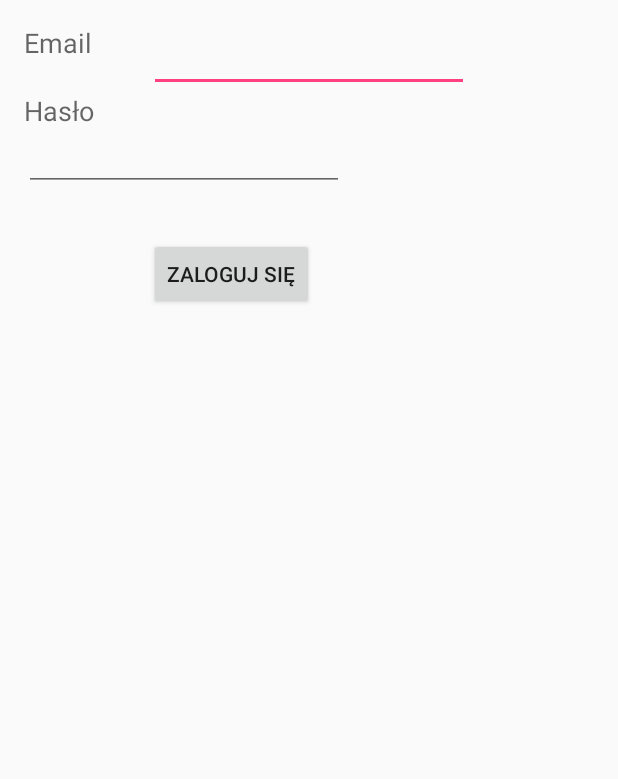
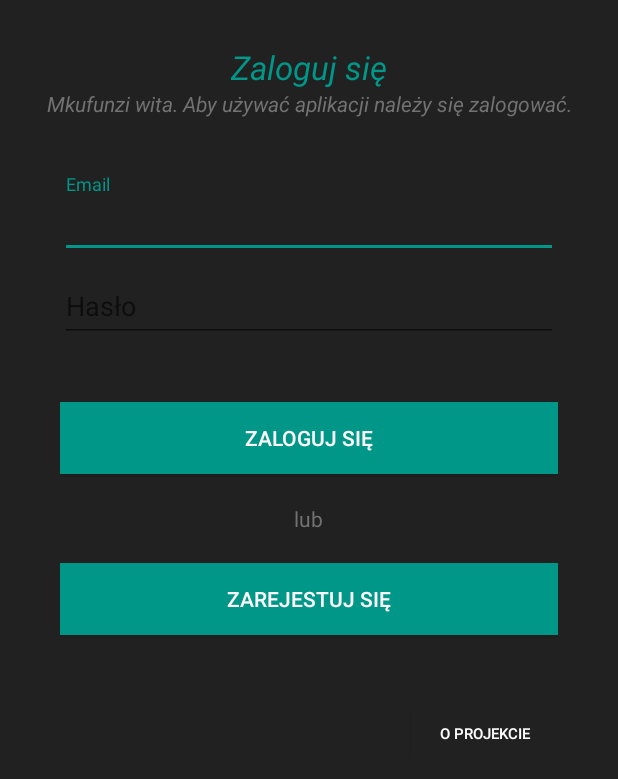
Before and after one commit to impresyjna/mkufunzi-android, an Android app: the screen it shows after launch (Login), after a tap on "ZALOGUJ SIĘ", on a phone screen of 412 x 824 dp. Shown: the top 779 px of the screen. Run offline under Robolectric (Android 15) with nearby library versions, the phone set to English and light mode, and no system bars; libraries missing offline, so code that uses them is left out: com.activeandroid, com.activeandroid.query; 1 statement that could not run was skipped.

Commit message:
New login view

```diff
--- a/app/src/main/java/pl/com/inzynierka/mkufunzi/controllers/views_controllers/Login.java
+++ b/app/src/main/java/pl/com/inzynierka/mkufunzi/controllers/views_controllers/Login.java
@@ -1,7 +1,9 @@
 package pl.com.inzynierka.mkufunzi.controllers.views_controllers;
 
+import android.content.Intent;
 import android.os.Bundle;
 import android.support.v7.app.AppCompatActivity;
+import android.util.Log;
 import android.view.Menu;
 import android.view.MenuItem;
 import android.view.View;
@@ -63,6 +65,20 @@ public class Login extends AppCompatActivity {
         }
     }
 
+    public void showAbout(View view)
+    {
+        Log.i("About", "Opening about page activity ");
+        Intent intent = new Intent(this, About.class);
+        this.startActivity(intent);
+    }
+
+    public void showRegister(View view)
+    {
+        Log.i("Register", "Opening register page activity");
+        Intent intent = new Intent(this, Register.class);
+        this.startActivity(intent);
+    }
+
     /**
      * method is used for checking valid email id format.
      *
@@ -82,4 +98,6 @@ public class Login extends AppCompatActivity {
         }
         return isValid;
     }
+
+
 }
--- a/app/src/main/java/pl/com/inzynierka/mkufunzi/controllers/views_controllers/MainActivity.java
+++ b/app/src/main/java/pl/com/inzynierka/mkufunzi/controllers/views_controllers/MainActivity.java
@@ -33,7 +33,7 @@ public class MainActivity extends AppCompatActivity
                 .executeSingle();
         /** Check if there is any logged user */
         if (user == null) {
-            Intent intent = new Intent(this, WelcomePage.class);
+            Intent intent = new Intent(this, Login.class);
             this.startActivity(intent);
             this.finish();
         } else {
--- a/app/src/main/java/pl/com/inzynierka/mkufunzi/controllers/views_controllers/NavigationAndOptionsController.java
+++ b/app/src/main/java/pl/com/inzynierka/mkufunzi/controllers/views_controllers/NavigationAndOptionsController.java
@@ -62,7 +62,7 @@ public class NavigationAndOptionsController {
      */
     public void logOut(Activity activity){
         new UsersController().clearUsers();
-        Intent intent = new Intent(activity, WelcomePage.class);
+        Intent intent = new Intent(activity, Login.class);
         activity.startActivity(intent);
         activity.finish();
     }
--- a/app/src/main/java/pl/com/inzynierka/mkufunzi/controllers/views_controllers/WelcomePage.java
+++ /dev/null
@@ -1,74 +0,0 @@
-package pl.com.inzynierka.mkufunzi.controllers.views_controllers;
-
-import android.content.Intent;
-import android.os.Bundle;
-import android.support.v7.app.AppCompatActivity;
-import android.util.Log;
-import android.view.Menu;
-import android.view.MenuItem;
-import android.view.View;
-
-import pl.com.inzynierka.mkufunzi.R;
-
-
-public class WelcomePage extends AppCompatActivity {
-
-    @Override
-    protected void onCreate(Bundle savedInstanceState) {
-        super.onCreate(savedInstanceState);
-        setContentView(R.layout.activity_welcome_page);
-    }
-
-    @Override
-    public boolean onCreateOptionsMenu(Menu menu) {
-        // Inflate the menu; this adds items to the action bar if it is present.
-        getMenuInflater().inflate(R.menu.menu_main, menu);
-        return true;
-    }
-
-    @Override
-    public boolean onOptionsItemSelected(MenuItem item) {
-        // Handle action bar item clicks here. The action bar will
-        // automatically handle clicks on the Home/Up button, so long
-        // as you specify a parent activity in AndroidManifest.xml.
-        int id = item.getItemId();
-
-        //noinspection SimplifiableIfStatement
-        if (id == R.id.action_settings) {
-            return true;
-        }
-
-        return super.onOptionsItemSelected(item);
-    }
-
-
-    /* Button interaction in activity */
-    public void exit(View view)
-    {
-        Log.i("Exit", "Begin");
-        this.finish();
-        System.exit(0);
-        Log.i("Exit", "End");
-    }
-
-    public void showAbout(View view)
-    {
-        Log.i("About", "Opening about page activity ");
-        Intent intent = new Intent(this, About.class);
-        this.startActivity(intent);
-    }
-
-    public void showLogin(View view)
-    {
-        Log.i("Login", "Opening login page activity ");
-        Intent intent = new Intent(this, Login.class);
-        this.startActivity(intent);
-    }
-
-    public void showRegister(View view)
-    {
-        Log.i("Register", "Opening register page activity");
-        Intent intent = new Intent(this, Register.class);
-        this.startActivity(intent);
-    }
-}
--- a/app/src/main/res/layout/activity_login.xml
+++ b/app/src/main/res/layout/activity_login.xml
@@ -1,60 +1,120 @@
+<ScrollView
+    xmlns:android="http://schemas.android.com/apk/res/android"
+    android:layout_width="match_parent"
+    android:layout_height="match_parent"
+    android:background="#212121"
+    xmlns:tools="http://schemas.android.com/tools"
+    tools:context=".controllers.views_controllers.Login">
     <RelativeLayout xmlns:android="http://schemas.android.com/apk/res/android"
-    xmlns:tools="http://schemas.android.com/tools" android:layout_width="match_parent"
-    android:layout_height="match_parent" android:paddingLeft="@dimen/activity_horizontal_margin"
-    android:paddingRight="@dimen/activity_horizontal_margin"
-    android:paddingTop="@dimen/activity_vertical_margin"
-    android:paddingBottom="@dimen/activity_vertical_margin"
-    tools:context=".controllers.views_controllers.Login">
-
+        android:layout_width="match_parent"
+        android:layout_height="match_parent"
+        android:background="#212121">
 
         <TextView
             android:layout_width="wrap_content"
             android:layout_height="wrap_content"
-        android:textAppearance="?android:attr/textAppearanceMedium"
-        android:text="Email"
-        android:id="@+id/email_label"
-        android:layout_marginRight="122dp"
-        android:layout_marginEnd="122dp" />
+            android:textAppearance="?android:attr/textAppearanceLarge"
+            android:text="Zaloguj się"
+            android:id="@+id/titleText"
+            android:layout_alignParentTop="true"
+            android:layout_centerHorizontal="true"
+            android:layout_marginTop="30dp"
+            android:textColor="#009688"
+            android:textStyle="italic"/>
+
+        <TextView
+            android:layout_width="match_parent"
+            android:layout_height="wrap_content"
+            android:textAppearance="?android:attr/textAppearanceSmall"
+            android:text="Mkufunzi wita. Aby używać aplikacji należy się zalogować."
+            android:id="@+id/textView3"
+            android:gravity="center"
+            android:layout_below="@+id/titleText"
+            android:textColor="#727272"
+            android:textStyle="italic"/>
+
+        <LinearLayout
+            android:layout_width="fill_parent"
+            android:layout_height="match_parent"
+            android:layout_marginTop="?attr/actionBarSize"
+            android:orientation="vertical"
+            android:paddingLeft="40dp"
+            android:paddingRight="40dp"
+            android:paddingTop="60dp">
+
+            <android.support.design.widget.TextInputLayout
+                android:id="@+id/input_layout_email"
+                android:layout_width="match_parent"
+                android:layout_height="wrap_content">
 
                 <EditText
-        android:layout_width="wrap_content"
+                    android:id="@+id/email_input"
+                    android:layout_width="match_parent"
                     android:layout_height="wrap_content"
                     android:inputType="textEmailAddress"
-        android:ems="10"
-        android:id="@+id/email_input"
-        android:layout_alignParentTop="true"
-        android:layout_centerHorizontal="true"
-        android:layout_below="@id/email_label"/>
+                    android:hint="Email"
+                    android:textColorHint="#727272" />
+            </android.support.design.widget.TextInputLayout>
 
+            <android.support.design.widget.TextInputLayout
+                android:id="@+id/input_layout_password"
+                android:layout_width="match_parent"
+                android:layout_height="wrap_content">
+
+                <EditText
+                    android:id="@+id/password_input"
+                    android:layout_width="match_parent"
+                    android:layout_height="wrap_content"
+                    android:inputType="textPassword"
+                    android:hint="Hasło"
+                    android:textColorHint="#727272" />
+            </android.support.design.widget.TextInputLayout>
+
+            <Button android:id="@+id/btn_signup"
+                android:layout_width="fill_parent"
+                android:layout_height="wrap_content"
+                android:text="Zaloguj się"
+                android:background="#009688"
+                android:layout_marginTop="40dp"
+                android:textColor="@android:color/white"
+                android:onClick="login"/>
 
             <TextView
                 android:layout_width="wrap_content"
                 android:layout_height="wrap_content"
-        android:textAppearance="?android:attr/textAppearanceMedium"
-        android:text="Hasło"
-        android:id="@+id/password_label"
-        android:layout_alignParentLeft="true"
-        android:layout_alignParentStart="true"
-        android:layout_below="@id/email_input"/>
+                android:textAppearance="?android:attr/textAppearanceSmall"
+                android:text="lub"
+                android:id="@+id/orLabel"
+                android:layout_gravity="center_horizontal"
+                android:layout_marginTop="20dp"
+                android:textColor="#727272"/>
 
-    <EditText
-        android:layout_width="wrap_content"
+            <Button android:id="@+id/btn_register"
+                android:layout_width="fill_parent"
                 android:layout_height="wrap_content"
-        android:inputType="textPassword"
-        android:ems="10"
-        android:id="@+id/password_input"
-        android:layout_marginTop="66dp" />
+                android:text="Zarejestuj się"
+                android:background="#009688"
+                android:layout_marginTop="20dp"
+                android:textColor="@android:color/white"
+                android:onClick="showRegister"/>
 
             <Button
-        android:layout_width="wrap_content"
-        android:layout_height="wrap_content"
-        android:text="Zaloguj się"
-        android:id="@+id/login_button"
-        android:layout_below="@+id/password_input"
-        android:layout_alignLeft="@+id/email_input"
-        android:layout_alignStart="@+id/email_input"
-        android:layout_marginTop="31dp"
-        android:onClick="login"/>
+                style="?android:attr/buttonStyleSmall"
+                android:layout_width="98dp"
+                android:layout_height="32dp"
+                android:text="O projekcie"
+                android:id="@+id/about_button"
+                android:layout_gravity="right"
+                android:textSize="10dp"
+                android:layout_marginTop="50dp"
+                android:background="#212121"
+                android:textColor="@android:color/white"
+                android:onClick="showAbout"/>
+
+        </LinearLayout>
+
+
 
 
     </RelativeLayout>
+</ScrollView>
--- a/app/src/main/res/values-v21/styles.xml
+++ b/app/src/main/res/values-v21/styles.xml
@@ -1,6 +1,6 @@
 <resources>>
 
-    <style name="AppTheme.NoActionBar">
+    <style name="AppTheme.NoActionBar" parent="android:Theme.Material">
         <item name="windowActionBar">false</item>
         <item name="windowNoTitle">true</item>
         <item name="android:windowDrawsSystemBarBackgrounds">true</item>
--- a/app/src/main/res/values/strings.xml
+++ b/app/src/main/res/values/strings.xml
@@ -4,7 +4,7 @@
     <string name="hello_world">Hello world!</string>
     <string name="action_settings">Settings</string>
     <string name="title_activity_login">Login</string>
-    <string name="title_activity_about">About</string>
+    <string name="title_activity_about">O Mkufunzi</string>
     <string name="title_activity_register">Register</string>
     <string name="title_activity_main_page">MainPage</string>
     <string name="title_activity_main">MainActivity</string>
--- a/app/src/main/res/values/styles.xml
+++ b/app/src/main/res/values/styles.xml
@@ -2,9 +2,15 @@
 
     <!-- Base application theme. -->
     <style name="AppTheme" parent="Theme.AppCompat.Light.NoActionBar">
-        <item name="colorPrimary">#673AB7</item>
-        <item name="colorPrimaryDark">#512DA8</item>
+        <item name="colorPrimary">#00796B</item>
+        <item name="colorPrimaryDark">#00796B</item>
         <item name="colorAccent">#FF4081</item>
+    </style>
+
+    <style name="LoginTheme" parent="Theme.AppCompat.Light.NoActionBar">
+        <item name="colorPrimary">#00796B</item>
+        <item name="colorPrimaryDark">#009688</item>
+        <item name="colorAccent">#009688</item>
     </style>
 
     <style name="AppTheme.NoActionBar">
```
Also changed, not shown: app/src/main/AndroidManifest.xml (+4 -12 lines). Lines whose indentation alone changed are shown as unchanged.
